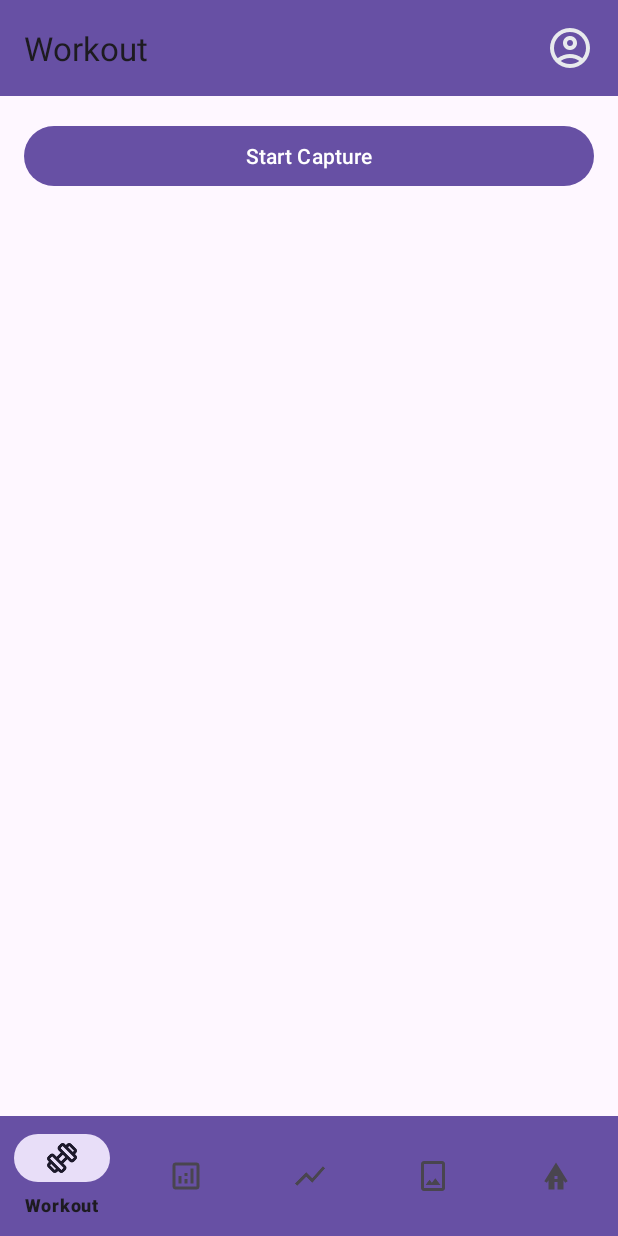
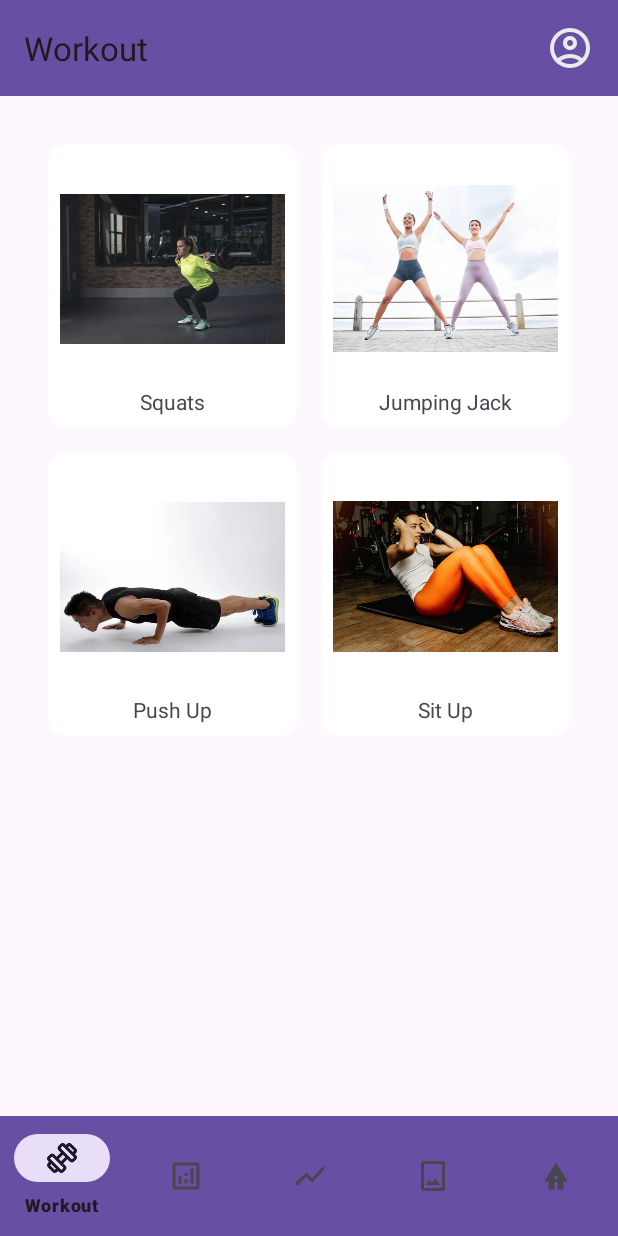
Before and after one commit to LWL230054730/kt326, an Android app: the fragment AnalysisActivity placed in its activity, on a phone screen of 412 x 824 dp. Run offline under Robolectric (Android 15) with nearby library versions, the phone set to English and light mode, and no system bars; network calls fail.

Commit message:
pose picture

```diff
--- a/app/src/main/java/com/example/fyp/AnalysisActivity.java
+++ b/app/src/main/java/com/example/fyp/AnalysisActivity.java
@@ -5,29 +5,25 @@ import android.os.Bundle;
 import android.view.LayoutInflater;
 import android.view.View;
 import android.view.ViewGroup;
-import android.widget.Button;
+import android.widget.ImageView;
 
 import androidx.annotation.NonNull;
 import androidx.annotation.Nullable;
 import androidx.fragment.app.Fragment;
 
 public class AnalysisActivity extends Fragment {
-    private Button startCaptureButton;
+    private ImageView gridImage1;
 
     @Nullable
     @Override
     public View onCreateView(@NonNull LayoutInflater inflater, @Nullable ViewGroup container, @Nullable Bundle savedInstanceState) {
-        // 加載佈局檔案
         View view = inflater.inflate(R.layout.activity_analysis, container, false);
 
-        // 初始化按鈕
-        startCaptureButton = view.findViewById(R.id.start_capture_button);
+        gridImage1 = view.findViewById(R.id.grid_image_1);
 
-        // 設置按鈕點擊事件
-        startCaptureButton.setOnClickListener(new View.OnClickListener() {
+        gridImage1.setOnClickListener(new View.OnClickListener() {
             @Override
             public void onClick(View v) {
-                // 跳轉到 PoseDetectionActivity
                 Intent intent = new Intent(getActivity(), PoseDetectionActivity.class);
                 startActivity(intent);
             }
--- /dev/null
+++ b/app/src/main/res/drawable/item_background.xml
@@ -0,0 +1,4 @@
+<shape xmlns:android="http://schemas.android.com/apk/res/android">
+    <solid android:color="#FFFFFF" />
+    <corners android:radius="12dp" />
+</shape>
--- a/app/src/main/res/layout/activity_analysis.xml
+++ b/app/src/main/res/layout/activity_analysis.xml
@@ -5,10 +5,120 @@
     android:orientation="vertical"
     android:padding="16dp">
 
-    <!-- Start Capture Button -->
-    <Button
-        android:id="@+id/start_capture_button"
-        android:layout_width="match_parent"
+    <GridLayout
+        android:id="@+id/grid_layout"
+        android:layout_width="wrap_content"
         android:layout_height="wrap_content"
-        android:text="Start Capture" />
+        android:columnCount="2"
+        android:padding="8dp">
+
+        <!-- First item -->
+        <LinearLayout
+            android:layout_width="wrap_content"
+            android:layout_height="wrap_content"
+            android:layout_margin="8dp"
+            android:orientation="vertical"
+            android:gravity="center"
+            android:padding="8dp"
+            android:background="@drawable/item_background">
+
+            <ImageView
+                android:id="@+id/grid_image_1"
+                android:layout_width="150dp"
+                android:layout_height="150dp"
+                android:contentDescription="Squats"
+                android:src="@drawable/pose_squats" />
+
+            <TextView
+                android:id="@+id/grid_text_1"
+                android:layout_width="wrap_content"
+                android:layout_height="wrap_content"
+                android:gravity="center"
+                android:text="Squats"
+                android:textSize="14sp"
+                android:paddingTop="4dp" />
+        </LinearLayout>
+
+        <!-- Second item -->
+        <LinearLayout
+            android:layout_width="wrap_content"
+            android:layout_height="wrap_content"
+            android:layout_margin="8dp"
+            android:orientation="vertical"
+            android:gravity="center"
+            android:padding="8dp"
+            android:background="@drawable/item_background">
+
+            <ImageView
+                android:id="@+id/grid_image_2"
+                android:layout_width="150dp"
+                android:layout_height="150dp"
+                android:src="@drawable/pose_jumping"
+                android:contentDescription="Jumping Jack" />
+
+            <TextView
+                android:id="@+id/grid_text_2"
+                android:layout_width="wrap_content"
+                android:layout_height="wrap_content"
+                android:gravity="center"
+                android:text="Jumping Jack"
+                android:textSize="14sp"
+                android:paddingTop="4dp" />
+        </LinearLayout>
+
+        <!-- Third item -->
+        <LinearLayout
+            android:layout_width="wrap_content"
+            android:layout_height="wrap_content"
+            android:layout_margin="8dp"
+            android:orientation="vertical"
+            android:gravity="center"
+            android:padding="8dp"
+            android:background="@drawable/item_background">
+
+            <ImageView
+                android:id="@+id/grid_image_3"
+                android:layout_width="150dp"
+                android:layout_height="150dp"
+                android:contentDescription="Push Up"
+                android:src="@drawable/pose_pushup" />
+
+            <TextView
+                android:id="@+id/grid_text_3"
+                android:layout_width="wrap_content"
+                android:layout_height="wrap_content"
+                android:gravity="center"
+                android:text="Push Up"
+                android:textSize="14sp"
+                android:paddingTop="4dp" />
+        </LinearLayout>
+
+        <!-- Fourth item -->
+        <LinearLayout
+            android:layout_width="wrap_content"
+            android:layout_height="wrap_content"
+            android:layout_margin="8dp"
+            android:orientation="vertical"
+            android:gravity="center"
+            android:padding="8dp"
+            android:background="@drawable/item_background">
+
+            <ImageView
+                android:id="@+id/grid_image_4"
+                android:layout_width="150dp"
+                android:layout_height="150dp"
+                android:src="@drawable/pose_situp"
+                android:contentDescription="Sit Up" />
+
+            <TextView
+                android:id="@+id/grid_text_4"
+                android:layout_width="wrap_content"
+                android:layout_height="wrap_content"
+                android:gravity="center"
+                android:text="Sit Up"
+                android:textSize="14sp"
+                android:paddingTop="4dp" />
+        </LinearLayout>
+
+    </GridLayout>
 </LinearLayout>
```
Also changed, not shown: app/src/main/res/drawable/pose_jumping.jpg (added), app/src/main/res/drawable/pose_pushup.webp (added), app/src/main/res/drawable/pose_situp.jpeg (added), app/src/main/res/drawable/pose_squats.webp (added).
